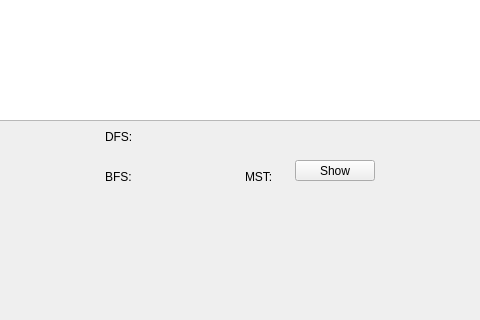
First picture: the form in BaseballTour/mainwindow.ui, repository awiswasi/WhoIsYourDatabase, before the edit; both pictures show x 585 to 1065 and y 479 to 799 of the 1455 by 799 pixel window.
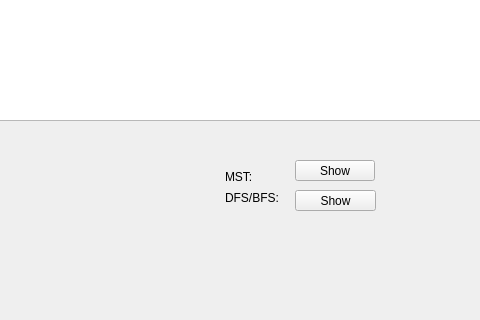
Second picture: the form after the edit. Icons and pictures are not drawn.

Patch:
```diff
--- a/BaseballTour/mainwindow.ui
+++ b/BaseballTour/mainwindow.ui
@@ -410,36 +410,10 @@
      <string>Show</string>
     </property>
    </widget>
-   <widget class="QLabel" name="label_6">
-    <property name="geometry">
-     <rect>
-      <x>690</x>
-      <y>590</y>
-      <width>47</width>
-      <height>13</height>
-     </rect>
-    </property>
-    <property name="text">
-     <string>DFS:</string>
-    </property>
-   </widget>
-   <widget class="QLabel" name="label_7">
-    <property name="geometry">
-     <rect>
-      <x>690</x>
-      <y>630</y>
-      <width>47</width>
-      <height>13</height>
-     </rect>
-    </property>
-    <property name="text">
-     <string>BFS:</string>
-    </property>
-   </widget>
    <widget class="QLabel" name="label_8">
     <property name="geometry">
      <rect>
-      <x>830</x>
+      <x>810</x>
       <y>630</y>
       <width>47</width>
       <height>13</height>
@@ -462,6 +436,32 @@
      <string>Show</string>
     </property>
    </widget>
+   <widget class="QPushButton" name="DFSBFS_Button">
+    <property name="geometry">
+     <rect>
+      <x>880</x>
+      <y>650</y>
+      <width>81</width>
+      <height>21</height>
+     </rect>
+    </property>
+    <property name="text">
+     <string>Show</string>
+    </property>
+   </widget>
+   <widget class="QLabel" name="label_6">
+    <property name="geometry">
+     <rect>
+      <x>810</x>
+      <y>650</y>
+      <width>55</width>
+      <height>16</height>
+     </rect>
+    </property>
+    <property name="text">
+     <string>DFS/BFS:</string>
+    </property>
+   </widget>
   </widget>
   <widget class="QMenuBar" name="menubar">
    <property name="geometry">
```
Left out of the diff: 7 changed lines with no effect on the pictures.
